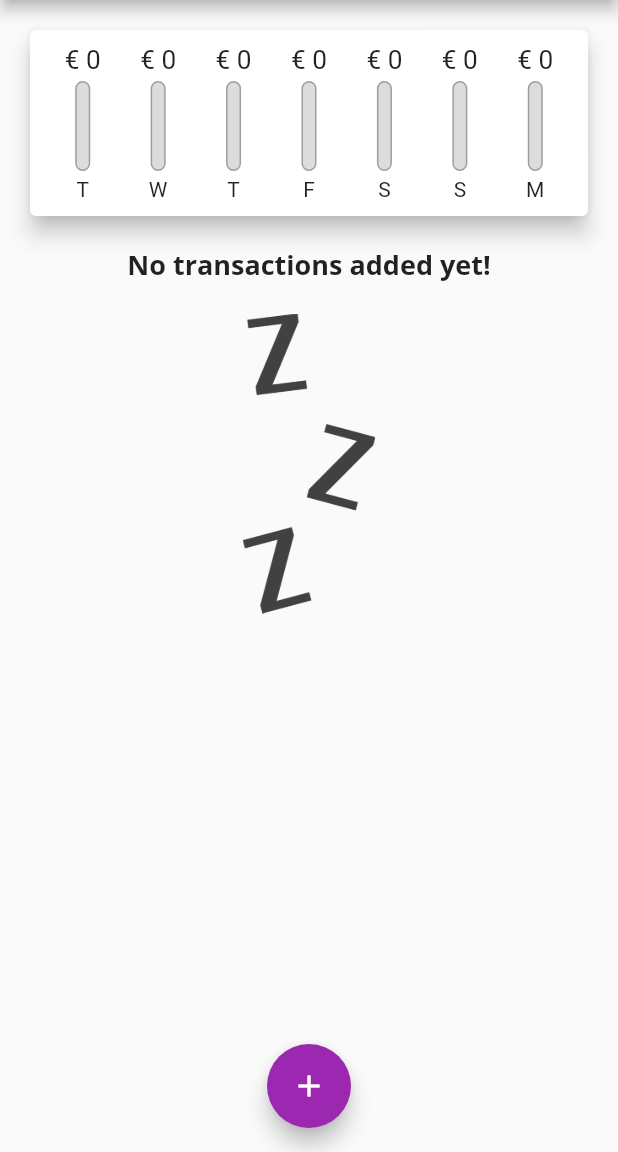
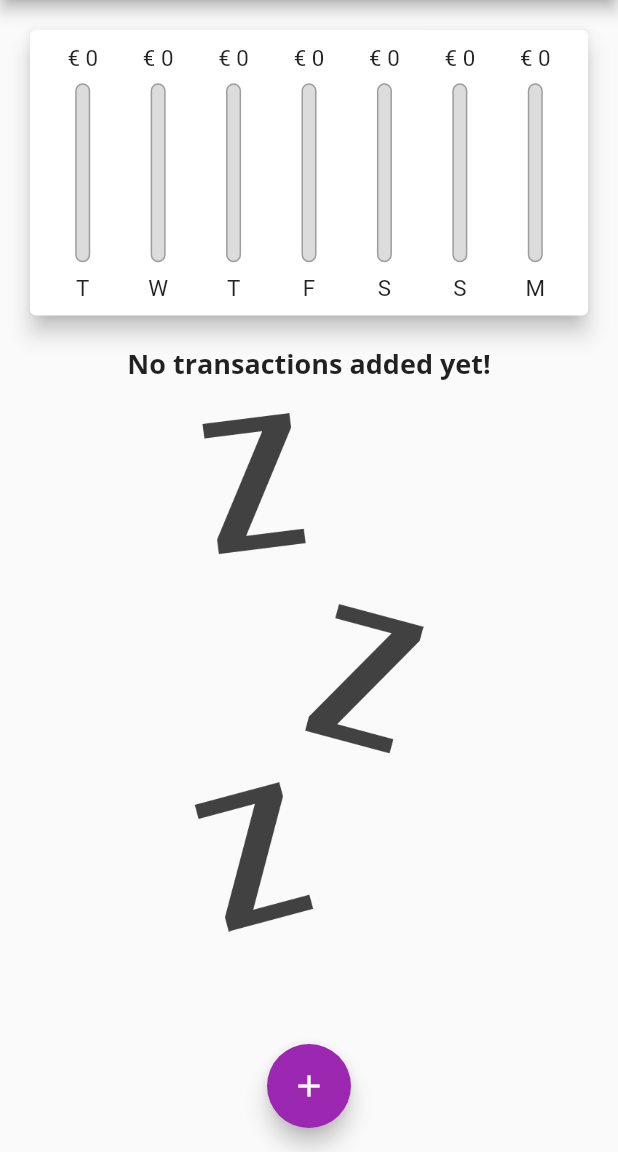
Before and after one commit to enricobragastini/expenses_app, a Flutter app: the screen it shows after launch, on a phone screen of 412 x 824 dp, the part 84-1236 px from its top. Run offline on Flutter 3.47's test engine with Material 2 defaults, Android fonts, the phone set to English and light mode, and no system bars; missing offline and left inert: dart:ffi.

```diff
--- a/lib/main.dart
+++ b/lib/main.dart
@@ -1,4 +1,8 @@
 // ignore_for_file: use_key_in_widget_constructors, prefer_const_constructors, prefer_const_literals_to_create_immutables, sized_box_for_whitespace
+
+import 'dart:io';
+
+import 'package:flutter/services.dart';
 
 import 'widgets/Chart.dart';
 import 'widgets/TransactionList.dart';
@@ -6,12 +10,19 @@ import 'widgets/TransactionList.dart';
 import './widgets/NewTransaction.dart';
 import './models/Transaction.dart';
 
+import 'package:flutter/cupertino.dart';
 import "package:flutter/material.dart";
 
-void main() => runApp(MyApp());
+void main() {
+  //  WidgetsFlutterBinding.ensureInitialized();   // Bloccare la visualizzazione
+  //  SystemChrome.setPreferredOrientations([      // solo in verticale
+  //    DeviceOrientation.portraitUp,
+  //    DeviceOrientation.portraitDown
+  //  ]);
+  runApp(MyApp());
+}
 
-
-class MyApp extends StatelessWidget{
+class MyApp extends StatelessWidget {
   @override
   Widget build(BuildContext context) {
     return MaterialApp(
@@ -25,15 +36,12 @@ class MyApp extends StatelessWidget{
                 fontFamily: "Opensans",
                 fontSize: 18,
                 fontWeight: FontWeight.bold,
-          )
-        )
-      ),
+              ))),
     );
   }
 }
 
-class MyHomePage extends StatefulWidget{
-
+class MyHomePage extends StatefulWidget {
   @override
   State<MyHomePage> createState() => _MyHomePageState();
 }
@@ -41,17 +49,16 @@ class MyHomePage extends StatefulWidget{
 class _MyHomePageState extends State<MyHomePage> {
   final List<Transaction> _userTransactions = [];
 
+  bool _showChart = false;
+
   List<Transaction> get _recentTransactions {
     return _userTransactions.where((transaction) {
-      return transaction.date.isAfter(
-        DateTime.now().subtract(
-          Duration(days: 7)
-          )
-        );
+      return transaction.date
+          .isAfter(DateTime.now().subtract(Duration(days: 7)));
     }).toList();
   }
 
-  void _addTransaction(String title, double amount, DateTime date){
+  void _addTransaction(String title, double amount, DateTime date) {
     final Transaction newTx = Transaction(
       id: DateTime.now().toString(),
       title: title,
@@ -59,7 +66,7 @@ class _MyHomePageState extends State<MyHomePage> {
       date: date,
     );
 
-    setState((){
+    setState(() {
       _userTransactions.add(newTx);
     });
   }
@@ -72,21 +79,21 @@ class _MyHomePageState extends State<MyHomePage> {
     });
   }
 
-  void _startAddNewTransaction(BuildContext ctx){
+  void _startAddNewTransaction(BuildContext ctx) {
     showModalBottomSheet(
         context: ctx,
         builder: (BuildContext bCtx) {
-        return NewTransaction(
-          callback: _addTransaction
-        );
-      }
-    );
+          return NewTransaction(callback: _addTransaction);
+        });
   }
 
   @override
   Widget build(BuildContext context) {
-    return Scaffold(
-      appBar: AppBar(
+    final mediaQuery = MediaQuery.of(context);
+    final isLandscape = mediaQuery.orientation == Orientation.landscape;
+
+    // Appbar in una variabile -> da informazioni sulla sua dimensione
+    final appBar = AppBar(
       title: Text(
         "Personal Expenses",
       ),
@@ -96,18 +103,63 @@ class _MyHomePageState extends State<MyHomePage> {
           onPressed: () => _startAddNewTransaction(context),
         ),
       ],
-      ),
-      body: SingleChildScrollView(
+    );
+
+    final txListWidget = Container(
+        height: (mediaQuery.size.height -
+                appBar.preferredSize.height -
+                mediaQuery.padding.top) *
+            0.75,
+        child: TransactionList(
+            transactions: _userTransactions,
+            deleteFunction: _deleteTransaction));
+
+    final pageBody = SingleChildScrollView(
       child: Column(
         mainAxisAlignment: MainAxisAlignment.start,
         crossAxisAlignment: CrossAxisAlignment.stretch,
         children: <Widget>[
-             Chart(recentTransactions: _recentTransactions),
-            TransactionList(transactions: _userTransactions, deleteFunction: _deleteTransaction),
+          if (isLandscape)
+            Row(
+              mainAxisAlignment: MainAxisAlignment.center,
+              children: [
+                Text("Show Chart"),
+                Switch.adaptive(
+                    value: _showChart,
+                    onChanged: (val) {
+                      setState(() {
+                        _showChart = val;
+                      });
+                    }),
               ],
             ),
+          if (!isLandscape)
+            Container(
+                height: (mediaQuery.size.height -
+                        appBar.preferredSize.height -
+                        mediaQuery.padding.top) *
+                    0.3,
+                child: Chart(recentTransactions: _recentTransactions)),
+          if (!isLandscape) txListWidget,
+          if (isLandscape)
+            _showChart
+                ? Container(
+                    height: (mediaQuery.size.height -
+                            appBar.preferredSize.height -
+                            mediaQuery.padding.top) *
+                        0.3,
+                    child: Chart(recentTransactions: _recentTransactions))
+                : txListWidget,
+        ],
       ),
-      floatingActionButton: FloatingActionButton(
+    );
+
+    return Scaffold(
+      appBar: appBar,
+      body: pageBody,
+      floatingActionButton: Platform.isIOS
+          ? Container()
+          : FloatingActionButton(
               child: Icon(Icons.add),
               onPressed: () => _startAddNewTransaction(context),
             ),
--- a/lib/widgets/ChartBar.dart
+++ b/lib/widgets/ChartBar.dart
@@ -14,19 +14,20 @@ class ChartBar extends StatelessWidget {
 
   @override
   Widget build(BuildContext context) {
+    return LayoutBuilder(builder: (ctx, constraints){
       return Column(
         children: [
           Container(
-          height: 20,
+            height: constraints.maxHeight * 0.10,
             child: FittedBox(
               child: Text('€ ${spendingAmount.toStringAsFixed(0)}')
             ),
           ),
-        const SizedBox(
-          height: 4
+          SizedBox(
+            height: constraints.maxHeight * 0.05
           ),
           Container(
-          height: 60,
+            height: constraints.maxHeight * 0.7,
             width: 10,
             child: Stack(children: [
 
@@ -50,11 +51,17 @@ class ChartBar extends StatelessWidget {
 
             ],),
           ),
-        const SizedBox(
-          height: 4,
+          SizedBox(
+            height: constraints.maxHeight * 0.05,
           ),
-        Text(label)
+          Container(
+            height: constraints.maxHeight * 0.10,
+            child: FittedBox(
+              child: Text(label)
+            )
+          )
         ],
       );
+    },);
   }
 }
--- a/lib/widgets/NewTransaction.dart
+++ b/lib/widgets/NewTransaction.dart
@@ -6,7 +6,7 @@ import 'package:intl/intl.dart';
 class NewTransaction extends StatefulWidget {
   void Function(String, double, DateTime) callback;
 
-  NewTransaction({ Key? key, required this.callback}) : super(key: key);
+  NewTransaction({Key? key, required this.callback}) : super(key: key);
 
   @override
   State<NewTransaction> createState() => _NewTransactionState();
@@ -17,20 +17,19 @@ class _NewTransactionState extends State<NewTransaction> {
   final _amountController = TextEditingController();
   DateTime? _selectedDate;
 
-  void _submitData(){
+  void _submitData() {
     final enteredTitle = _titleController.text;
     final enteredAmount = _amountController.text;
 
-    if(enteredTitle.isEmpty || enteredAmount.isEmpty || double.parse(enteredAmount) <= 0 || _selectedDate == null){
+    if (enteredTitle.isEmpty ||
+        enteredAmount.isEmpty ||
+        double.parse(enteredAmount) <= 0 ||
+        _selectedDate == null) {
       return;
     }
 
     // Chimata alla funzione callback del Widget (dichiarata nel widget, non nel suo stato)
-    widget.callback(
-      enteredTitle,
-      double.parse(enteredAmount),
-      _selectedDate!
-    );
+    widget.callback(enteredTitle, double.parse(enteredAmount), _selectedDate!);
 
     // Chiusura del ModalSheet
     Navigator.of(context).pop();
@@ -43,25 +42,27 @@ class _NewTransactionState extends State<NewTransaction> {
       firstDate: DateTime(2021),
       lastDate: DateTime.now(),
     ).then((pickedDate) {
-
-      if(pickedDate == null){
+      if (pickedDate == null) {
         return;
       }
 
       setState(() {
         _selectedDate = pickedDate;
       });
-
     });
   }
 
   @override
   Widget build(BuildContext context) {
-    return Card(
+    return SingleChildScrollView(
+      child: Card(
         elevation: 5,
         child: Container(
-        padding: EdgeInsets.all(10),
-
+          padding: EdgeInsets.only(
+              top: 10,
+              left: 10,
+              right: 10,
+              bottom: MediaQuery.of(context).viewInsets.bottom + 10),
           child: Column(
               crossAxisAlignment: CrossAxisAlignment.end,
               children: <Widget>[
@@ -80,27 +81,29 @@ class _NewTransactionState extends State<NewTransaction> {
                   controller: _amountController,
                   onSubmitted: (_) => _submitData(),
                 ),
-
                 Container(
                   height: 70,
                   child: Row(
                     children: [
                       Expanded(
-                    child: Text((_selectedDate == null) ? 'No text chosen!' : 'Picked Date: ${DateFormat("dd/MM/yyyy").format(_selectedDate!)}')
-                  ),
+                          child: Text((_selectedDate == null)
+                              ? 'No text chosen!'
+                              : 'Picked Date: ${DateFormat("dd/MM/yyyy").format(_selectedDate!)}')),
                       TextButton(
                         onPressed: _presentDatePicker,
-                    child: Text("Choose Date", style: TextStyle(fontWeight: FontWeight.bold,)),
+                        child: Text("Choose Date",
+                            style: TextStyle(
+                              fontWeight: FontWeight.bold,
+                            )),
                       ),
                     ],
                   ),
                 ),
-
                 ElevatedButton(
                     onPressed: _submitData,
-              child: Text("Add Transaction", style: TextStyle(fontWeight: FontWeight.normal))
-            )
-          ]
+                    child: Text("Add Transaction",
+                        style: TextStyle(fontWeight: FontWeight.normal)))
+              ]),
         ),
       ),
     );
--- a/lib/widgets/TransactionList.dart
+++ b/lib/widgets/TransactionList.dart
@@ -9,21 +9,31 @@ class TransactionList extends StatelessWidget {
   final List<Transaction> transactions;
   final Function(String) deleteFunction;
 
-  TransactionList({ Key? key, required this.transactions, required this.deleteFunction }) : super(key: key);
+  TransactionList(
+      {Key? key, required this.transactions, required this.deleteFunction})
+      : super(key: key);
 
   @override
   Widget build(BuildContext context) {
-    return Container(
-      height: 500,
-      child: (transactions.isEmpty) ?
-        Column(
+    return transactions.isEmpty
+        ? LayoutBuilder(builder: (ctx, constraints) {
+            return Column(
               children: [
-            Text("No transactions added yet!", style: Theme.of(context).textTheme.headline6,),
-            SizedBox(height: 20,),
-            SizedBox(height: 200, child: Image.asset("assets/images/waiting.png", fit: BoxFit.cover)),
+                Text(
+                  "No transactions added yet!",
+                  style: Theme.of(context).textTheme.headline6,
+                ),
+                SizedBox(
+                  height: 20,
+                ),
+                SizedBox(
+                    height: constraints.maxHeight * 0.6,
+                    child: Image.asset("assets/images/waiting.png",
+                        fit: BoxFit.cover)),
               ],
-        ) :
-        ListView.builder(
+            );
+          })
+        : ListView.builder(
             itemBuilder: (BuildContext context, int index) {
               return Card(
                 margin: EdgeInsets.symmetric(vertical: 8, horizontal: 20),
@@ -34,7 +44,8 @@ class TransactionList extends StatelessWidget {
                     child: Padding(
                       padding: EdgeInsets.all(6),
                       child: FittedBox(
-                    child: Text('€ ${transactions[index].amount.toStringAsFixed(2)}'),
+                        child: Text(
+                            '€ ${transactions[index].amount.toStringAsFixed(2)}'),
                       ),
                     ),
                   ),
@@ -42,19 +53,25 @@ class TransactionList extends StatelessWidget {
                     transactions[index].title,
                     style: Theme.of(context).textTheme.headline6,
                   ),
-              subtitle: Text(
-                DateFormat.yMMMd().format(transactions[index].date)
-              ),
-              trailing: IconButton(
+                  subtitle:
+                      Text(DateFormat.yMMMd().format(transactions[index].date)),
+                  trailing: MediaQuery.of(context).size.width > 460
+                      ? FlatButton.icon(
+                          icon: Icon(Icons.delete),
+                          label: Text('Delete'),
+                          textColor: Theme.of(context).errorColor,
+                          onPressed: () {},
+                        )
+                      : IconButton(
                           icon: Icon(Icons.delete),
                           color: Theme.of(context).errorColor,
-                onPressed: () => deleteFunction(transactions[index].id),
+                          onPressed: () =>
+                              deleteFunction(transactions[index].id),
                         ),
                 ),
               );
             },
             itemCount: transactions.length,
-      )
           );
   }
 }
```
Also changed, not shown: lib/widgets/Chart.dart (indentation only), pubspec.lock, 1 other file. Lines whose indentation alone changed are shown as unchanged.
